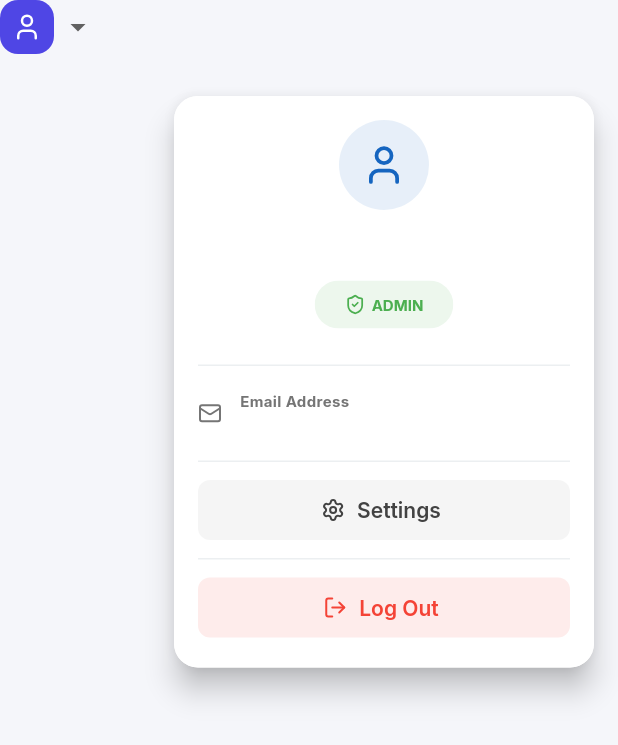
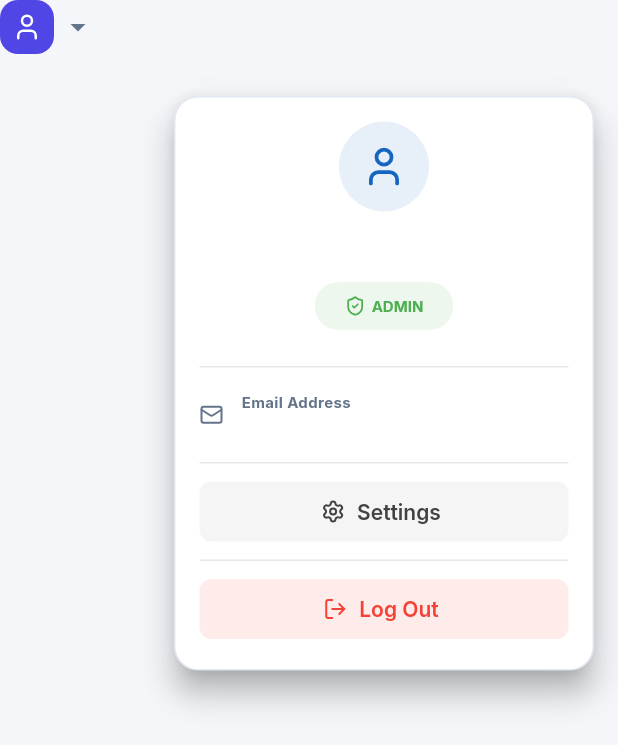
Before and after one commit to prakashita/Event-Booking-Management, a Flutter app: the ProfileDropdown widget shown alone on an empty page, opened directly with empty values, after a tap on an icon or button, on a phone screen of 412 x 824 dp. Shown: the top 745 px of the screen. Run offline on Flutter 3.47's test engine with Material 3 defaults, Android fonts, the phone set to English and light mode, and no system bars; our stand-ins replace dio, file_picker, flutter_secure_storage, font_awesome_flutter, go_router, google_fonts and 5 more; accounts and stored records are empty; network calls fail.

Commit message:
feat(mobile): implement dark and light mode

```diff
--- a/mobile_app/lib/screens/settings/settings_screen.dart
+++ b/mobile_app/lib/screens/settings/settings_screen.dart
@@ -16,7 +16,7 @@ class _SettingsScreenState extends State<SettingsScreen> {
     if (context.canPop()) {
       context.pop();
     } else {
-      context.go('/');
+      context.go('/dashboard');
     }
   }
 
--- a/mobile_app/lib/widgets/dashboard/profile_dropdown.dart
+++ b/mobile_app/lib/widgets/dashboard/profile_dropdown.dart
@@ -19,6 +19,33 @@ class _ProfileDropdownState extends State<ProfileDropdown> {
 
   @override
   Widget build(BuildContext context) {
+    final theme = Theme.of(context);
+    final isDark = theme.brightness == Brightness.dark;
+    final cardColor = theme.colorScheme.surface;
+    final cardBorder = isDark
+        ? const Color(0xFF334155)
+        : const Color(0xFFE2E8F0);
+    final mutedText = isDark
+        ? const Color(0xFF94A3B8)
+        : const Color(0xFF64748B);
+    final settingsBg = isDark
+        ? const Color(0xFF1E293B)
+        : Colors.grey.withOpacity(0.1);
+    final settingsFg = isDark ? const Color(0xFFCBD5E1) : Colors.grey[800]!;
+    final dividerColor = isDark
+        ? const Color(0xFF334155)
+        : const Color(0xFFE5E7EB);
+    final triggerBg = isDark
+        ? const Color(0xFF1E3A5F)
+        : const Color(0xFF4F46E5);
+    final triggerIconColor = isDark ? const Color(0xFFDBEAFE) : Colors.white;
+    final avatarBg = isDark
+        ? const Color(0xFF1E3A5F)
+        : theme.colorScheme.primary.withOpacity(0.1);
+    final avatarIcon = isDark
+        ? const Color(0xFFDBEAFE)
+        : theme.colorScheme.primary;
+
     return GestureDetector(
       onTap: _tooltipController.toggle,
       child: OverlayPortal(
@@ -34,35 +61,43 @@ class _ProfileDropdownState extends State<ProfileDropdown> {
                 top: kToolbarHeight + 8,
                 right: 16,
                 child: Material(
-                  elevation: 8,
+                  elevation: isDark ? 0 : 8,
+                  color: Colors.transparent,
                   borderRadius: BorderRadius.circular(16),
                   child: Container(
                     width: 280,
                     padding: const EdgeInsets.all(16.0),
                     decoration: BoxDecoration(
-                      color: Colors.white,
+                      color: cardColor,
                       borderRadius: BorderRadius.circular(16),
+                      border: Border.all(color: cardBorder),
+                      boxShadow: [
+                        BoxShadow(
+                          color: Colors.black.withOpacity(isDark ? 0.35 : 0.08),
+                          blurRadius: 24,
+                          offset: const Offset(0, 12),
+                        ),
+                      ],
                     ),
                     child: Column(
                       crossAxisAlignment: CrossAxisAlignment.center,
                       children: [
                         CircleAvatar(
                           radius: 30,
-                          backgroundColor: Theme.of(
-                            context,
-                          ).primaryColor.withOpacity(0.1),
+                          backgroundColor: avatarBg,
                           child: Icon(
                             LucideIcons.user,
                             size: 30,
-                            color: Theme.of(context).primaryColor,
+                            color: avatarIcon,
                           ),
                         ),
                         const SizedBox(height: 12),
                         Text(
                           widget.user.name,
-                          style: const TextStyle(
+                          style: TextStyle(
                             fontWeight: FontWeight.bold,
                             fontSize: 16,
+                            color: theme.colorScheme.onSurface,
                           ),
                         ),
                         const SizedBox(height: 4),
@@ -85,7 +120,9 @@ class _ProfileDropdownState extends State<ProfileDropdown> {
                               ),
                             ],
                           ),
-                          backgroundColor: Colors.green.withOpacity(0.1),
+                          backgroundColor: isDark
+                              ? const Color(0xFF0F2E1A)
+                              : Colors.green.withOpacity(0.1),
                           labelStyle: const TextStyle(color: Colors.green),
                           padding: const EdgeInsets.symmetric(
                             horizontal: 12,
@@ -99,15 +136,16 @@ class _ProfileDropdownState extends State<ProfileDropdown> {
                           ),
                         ),
                         const SizedBox(height: 16),
-                        const Divider(height: 1),
+                        Divider(height: 1, color: dividerColor),
                         const SizedBox(height: 16),
                         _buildInfoRow(
+                          context,
                           LucideIcons.mail,
                           "Email Address",
                           widget.user.email,
                         ),
                         const SizedBox(height: 16),
-                        const Divider(height: 1),
+                        Divider(height: 1, color: dividerColor),
                         const SizedBox(height: 8),
                         SizedBox(
                           width: double.infinity,
@@ -119,8 +157,8 @@ class _ProfileDropdownState extends State<ProfileDropdown> {
                               context.go('/settings');
                             },
                             style: TextButton.styleFrom(
-                              foregroundColor: Colors.grey[800],
-                              backgroundColor: Colors.grey.withOpacity(0.1),
+                              foregroundColor: settingsFg,
+                              backgroundColor: settingsBg,
                               shape: RoundedRectangleBorder(
                                 borderRadius: BorderRadius.circular(8),
                               ),
@@ -128,7 +166,7 @@ class _ProfileDropdownState extends State<ProfileDropdown> {
                           ),
                         ),
                         const SizedBox(height: 8),
-                        const Divider(height: 1),
+                        Divider(height: 1, color: dividerColor),
                         const SizedBox(height: 8),
                         SizedBox(
                           width: double.infinity,
@@ -144,7 +182,9 @@ class _ProfileDropdownState extends State<ProfileDropdown> {
                             },
                             style: TextButton.styleFrom(
                               foregroundColor: Colors.red,
-                              backgroundColor: Colors.red.withOpacity(0.1),
+                              backgroundColor: isDark
+                                  ? const Color(0xFF3F1D1D)
+                                  : Colors.red.withOpacity(0.1),
                               shape: RoundedRectangleBorder(
                                 borderRadius: BorderRadius.circular(8),
                               ),
@@ -165,27 +205,34 @@ class _ProfileDropdownState extends State<ProfileDropdown> {
             Container(
               padding: const EdgeInsets.all(8),
               decoration: BoxDecoration(
-                color: const Color(0xFF4F46E5),
+                color: triggerBg,
                 borderRadius: BorderRadius.circular(12.0),
               ),
-              child: const Icon(
-                LucideIcons.user,
-                color: Colors.white,
-                size: 20,
-              ),
+              child: Icon(LucideIcons.user, color: triggerIconColor, size: 20),
             ),
             const SizedBox(width: 4),
-            Icon(Icons.arrow_drop_down, color: Colors.grey[700]),
+            Icon(Icons.arrow_drop_down, color: mutedText),
           ],
         ),
       ),
     );
   }
 
-  Widget _buildInfoRow(IconData icon, String label, String value) {
+  Widget _buildInfoRow(
+    BuildContext context,
+    IconData icon,
+    String label,
+    String value,
+  ) {
+    final theme = Theme.of(context);
+    final isDark = theme.brightness == Brightness.dark;
+    final mutedText = isDark
+        ? const Color(0xFF94A3B8)
+        : const Color(0xFF64748B);
+
     return Row(
       children: [
-        Icon(icon, size: 16, color: Colors.grey[600]),
+        Icon(icon, size: 16, color: mutedText),
         const SizedBox(width: 12),
         Column(
           crossAxisAlignment: CrossAxisAlignment.start,
@@ -193,14 +240,18 @@ class _ProfileDropdownState extends State<ProfileDropdown> {
             Text(
               label,
               style: TextStyle(
-                color: Colors.grey[600],
+                color: mutedText,
                 fontSize: 10,
                 fontWeight: FontWeight.bold,
               ),
             ),
             Text(
               value,
-              style: const TextStyle(fontSize: 12, fontWeight: FontWeight.w600),
+              style: TextStyle(
+                fontSize: 12,
+                fontWeight: FontWeight.w600,
+                color: theme.colorScheme.onSurface,
+              ),
             ),
           ],
         ),
```
Also changed, not shown: mobile_app/lib/screens/dashboard/dashboard_screen.dart (+53 -26 lines), mobile_app/lib/widgets/dashboard/event_card.dart (+18 -11 lines).
